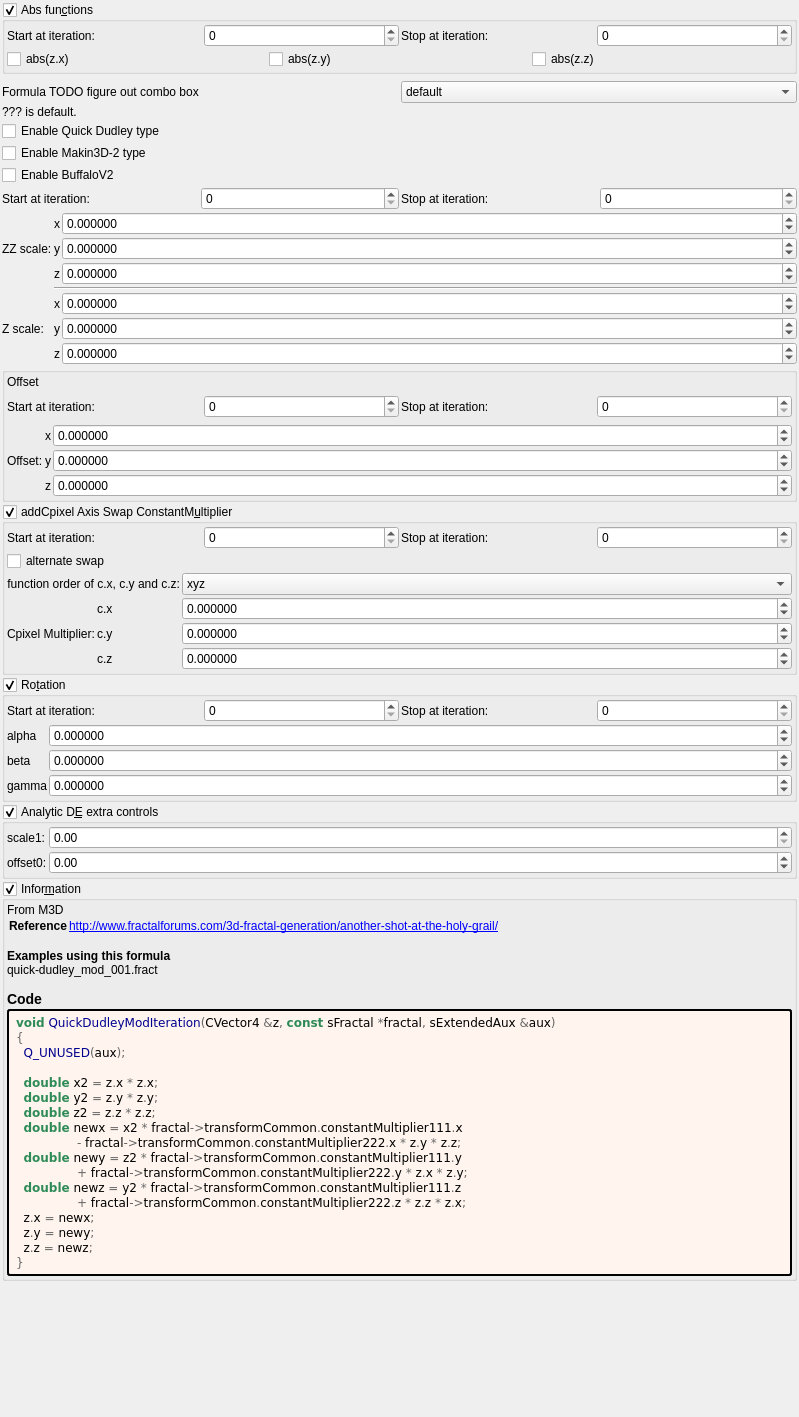
Above: mandelbulber2/formula/ui/mandelbulb_pow2_v2.ui from buddhi1980/mandelbulber2 before the change. Below: the same form after it.
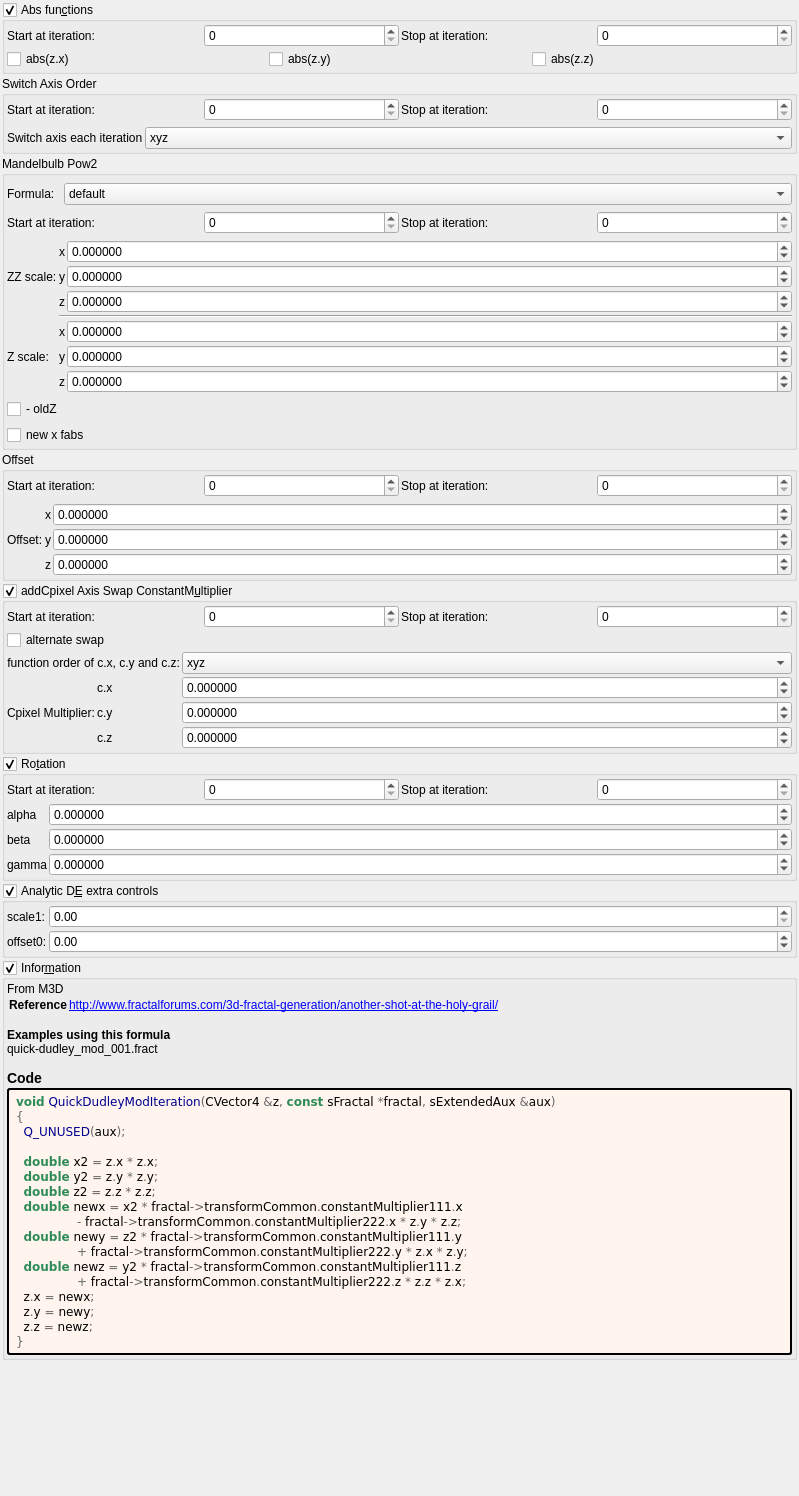
That is the form after the change. Custom widgets are drawn as their Qt base class.

Commit message: mandelbulb_pow2_v2.ui replaced checkBoxs with comboBox

Diff of the .ui file:
```diff
--- a/mandelbulber2/formula/ui/mandelbulb_pow2_v2.ui
+++ b/mandelbulber2/formula/ui/mandelbulb_pow2_v2.ui
@@ -7,7 +7,7 @@
     <x>0</x>
     <y>0</y>
     <width>799</width>
-    <height>1417</height>
+    <height>1496</height>
    </rect>
   </property>
   <property name="windowTitle">
@@ -132,11 +132,145 @@
     </widget>
    </item>
    <item>
-    <layout class="QGridLayout" name="gridLayout_75" columnstretch="0,0">
+    <widget class="QGroupBox" name="groupBox_6">
+     <property name="title">
+      <string>Switch Axis Order</string>
+     </property>
+     <layout class="QVBoxLayout" name="verticalLayout_11">
+      <property name="leftMargin">
+       <number>2</number>
+      </property>
+      <property name="topMargin">
+       <number>2</number>
+      </property>
+      <property name="rightMargin">
+       <number>2</number>
+      </property>
+      <property name="bottomMargin">
+       <number>2</number>
+      </property>
+      <item>
+       <layout class="QGridLayout" name="gridLayout_73">
+        <property name="spacing">
+         <number>2</number>
+        </property>
+        <item row="1" column="0">
+         <widget class="QLabel" name="label_272">
+          <property name="text">
+           <string>Start at iteration:</string>
+          </property>
+         </widget>
+        </item>
+        <item row="1" column="2">
+         <widget class="QLabel" name="label_256">
+          <property name="text">
+           <string>Stop at iteration:</string>
+          </property>
+         </widget>
+        </item>
+        <item row="1" column="1">
+         <widget class="MySpinBox" name="spinboxInt_transf_start_iterations_G">
+          <property name="sizePolicy">
+           <sizepolicy hsizetype="Minimum" vsizetype="Maximum">
+            <horstretch>0</horstretch>
+            <verstretch>0</verstretch>
+           </sizepolicy>
+          </property>
+          <property name="maximum">
+           <number>999</number>
+          </property>
+         </widget>
+        </item>
+        <item row="1" column="3">
+         <widget class="MySpinBox" name="spinboxInt_transf_stop_iterations_G">
+          <property name="sizePolicy">
+           <sizepolicy hsizetype="Minimum" vsizetype="Maximum">
+            <horstretch>0</horstretch>
+            <verstretch>0</verstretch>
+           </sizepolicy>
+          </property>
+          <property name="maximum">
+           <number>999</number>
+          </property>
+         </widget>
+        </item>
+       </layout>
+      </item>
+      <item>
+       <layout class="QGridLayout" name="gridLayout_74" columnstretch="0,1">
+        <property name="spacing">
+         <number>2</number>
+        </property>
+        <item row="0" column="1">
+         <widget class="QComboBox" name="comboBox_mandelbulbMulti_order_of_xyz_2">
+          <item>
+           <property name="text">
+            <string notr="true">xyz</string>
+           </property>
+          </item>
+          <item>
+           <property name="text">
+            <string notr="true">xzy</string>
+           </property>
+          </item>
+          <item>
+           <property name="text">
+            <string notr="true">yxz</string>
+           </property>
+          </item>
+          <item>
+           <property name="text">
+            <string notr="true">yzx</string>
+           </property>
+          </item>
+          <item>
+           <property name="text">
+            <string notr="true">zxy</string>
+           </property>
+          </item>
+          <item>
+           <property name="text">
+            <string notr="true">zyx</string>
+           </property>
+          </item>
+         </widget>
+        </item>
+        <item row="0" column="0">
+         <widget class="QLabel" name="label_11">
+          <property name="text">
+           <string>Switch axis each iteration</string>
+          </property>
+         </widget>
+        </item>
+       </layout>
+      </item>
+     </layout>
+    </widget>
+   </item>
+   <item>
+    <widget class="QGroupBox" name="groupBox_7">
+     <property name="title">
+      <string>Mandelbulb Pow2</string>
+     </property>
+     <layout class="QVBoxLayout" name="verticalLayout_14">
+      <property name="leftMargin">
+       <number>2</number>
+      </property>
+      <property name="topMargin">
+       <number>2</number>
+      </property>
+      <property name="rightMargin">
+       <number>2</number>
+      </property>
+      <property name="bottomMargin">
+       <number>2</number>
+      </property>
+      <item>
+       <layout class="QGridLayout" name="gridLayout_75" columnstretch="0,1">
      <property name="topMargin">
       <number>5</number>
      </property>
-     <item row="0" column="1">
+        <item row="1" column="1">
       <widget class="QComboBox" name="comboBox_combo4">
        <item>
         <property name="text">
@@ -160,45 +294,10 @@
        </item>
       </widget>
      </item>
-     <item row="0" column="0">
+        <item row="1" column="0">
       <widget class="QLabel" name="label_10">
        <property name="text">
-        <string>Formula TODO figure out combo box</string>
-       </property>
-      </widget>
-     </item>
-    </layout>
-   </item>
-   <item>
-    <layout class="QGridLayout" name="gridLayout_72">
-     <property name="spacing">
-      <number>2</number>
-     </property>
-     <item row="4" column="0">
-      <widget class="QCheckBox" name="checkBox_transf_function_enabledAz_false">
-       <property name="text">
-        <string notr="true">Enable BuffaloV2</string>
-       </property>
-      </widget>
-     </item>
-     <item row="1" column="0">
-      <widget class="QLabel" name="label_265">
-       <property name="text">
-        <string>??? is default.</string>
-       </property>
-      </widget>
-     </item>
-     <item row="3" column="0">
-      <widget class="QCheckBox" name="checkBox_transf_function_enabledAy_false">
-       <property name="text">
-        <string notr="true">Enable Makin3D-2 type</string>
-       </property>
-      </widget>
-     </item>
-     <item row="2" column="0">
-      <widget class="QCheckBox" name="checkBox_transf_function_enabledAx_false">
-       <property name="text">
-        <string notr="true">Enable Quick Dudley type</string>
+           <string>Formula: </string>
        </property>
       </widget>
      </item>
@@ -490,30 +589,40 @@
     </layout>
    </item>
    <item>
+       <widget class="QCheckBox" name="checkBox_transf_function_enabledBz_false">
+        <property name="text">
+         <string notr="true">- oldZ</string>
+        </property>
+       </widget>
+      </item>
+      <item>
+       <widget class="QCheckBox" name="checkBox_transf_function_enabledBx_false">
+        <property name="text">
+         <string notr="true">new x fabs</string>
+        </property>
+       </widget>
+      </item>
+     </layout>
+    </widget>
+   </item>
+   <item>
     <widget class="QGroupBox" name="groupBox_5">
      <property name="title">
-      <string/>
-     </property>
-     <layout class="QVBoxLayout" name="verticalLayout_10">
-      <property name="leftMargin">
-       <number>2</number>
-      </property>
-      <property name="topMargin">
-       <number>2</number>
-      </property>
-      <property name="rightMargin">
-       <number>2</number>
-      </property>
-      <property name="bottomMargin">
-       <number>2</number>
-      </property>
-      <item>
-       <widget class="QLabel" name="label_268">
-        <property name="text">
          <string>Offset</string>
         </property>
-       </widget>
-      </item>
+     <layout class="QVBoxLayout" name="verticalLayout_10">
+      <property name="leftMargin">
+       <number>2</number>
+      </property>
+      <property name="topMargin">
+       <number>2</number>
+      </property>
+      <property name="rightMargin">
+       <number>2</number>
+      </property>
+      <property name="bottomMargin">
+       <number>2</number>
+      </property>
       <item>
        <layout class="QGridLayout" name="gridLayout_69">
         <property name="spacing">
```
Left out of the diff: 44 changed lines with no effect on the pictures. Lines whose indentation alone changed are shown as unchanged. The commit also changes 3 other files.
